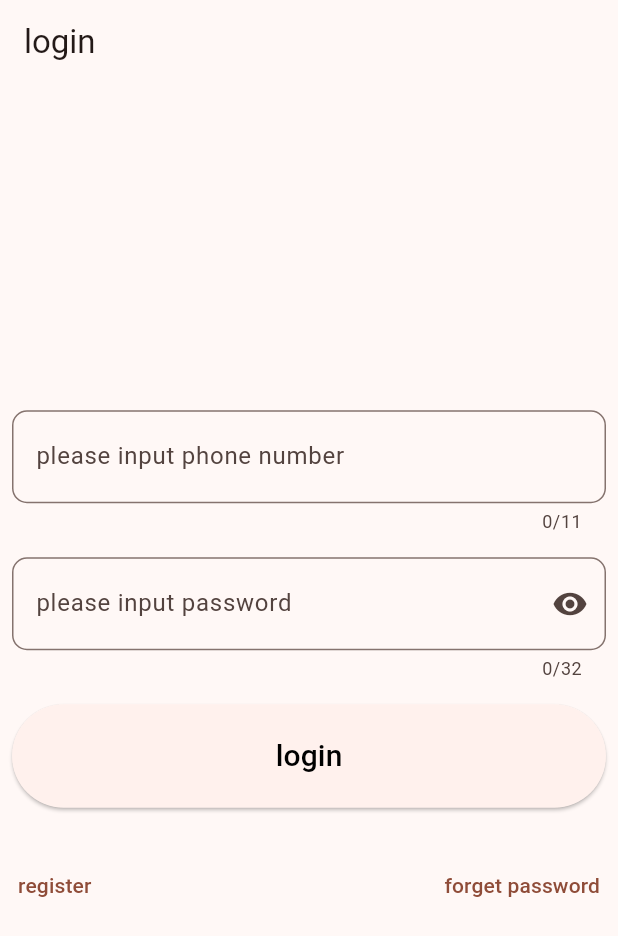
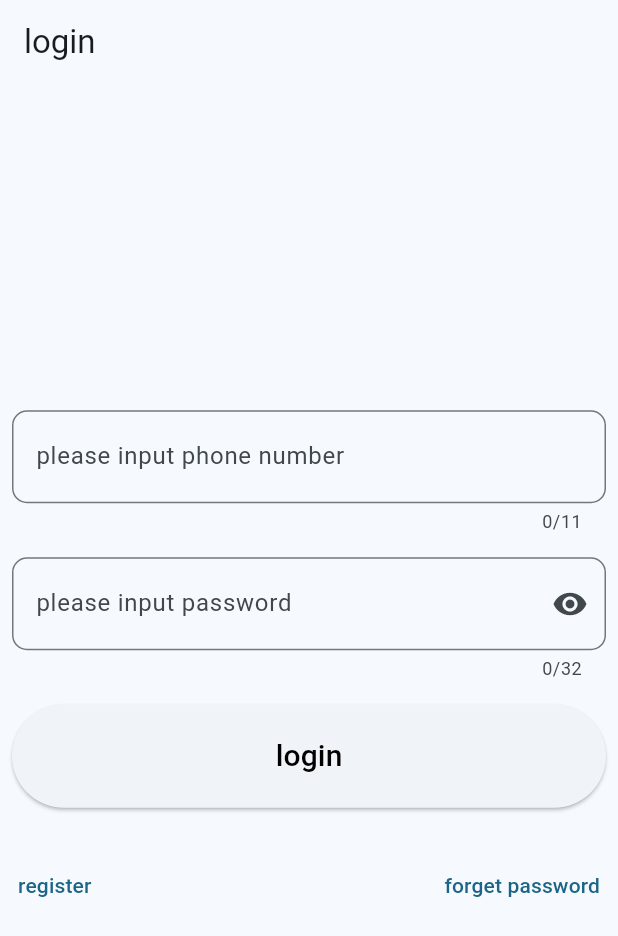
Before and after one commit to TaoOfNature/shop, a Flutter app: the screen it shows after launch, on a phone screen of 412 x 824 dp. Shown: the top 936 px of the screen. Run offline on Flutter 3.47's test engine with Material 3 defaults, Android fonts, the phone set to English and light mode, and no system bars; generated files the repository leaves out were written again.

Commit message:
optimize widgets

```diff
--- a/lib/main.dart
+++ b/lib/main.dart
@@ -8,7 +8,9 @@ import 'package:shop/gen/app_localizations.dart';
 void main() {
   Logger.root.level = Level.ALL; // defaults to Level.INFO
   Logger.root.onRecord.listen((record) {
-    debugPrint('${record.time}: ${record.level.name}: ${record.loggerName}: ${record.message}');
+    debugPrint(
+      '${record.time}: ${record.level.name}: ${record.loggerName}: ${record.message}',
+    );
   });
   runApp(MyApp());
 }
@@ -30,7 +32,9 @@ class MyApp extends StatelessWidget {
       title: 'Namer App',
       theme: ThemeData(
         useMaterial3: true,
-        colorScheme: ColorScheme.fromSeed(seedColor: Colors.deepOrange),
+        colorScheme: ColorScheme.fromSeed(
+          seedColor: const Color.fromARGB(255, 9, 108, 146),
+        ),
       ),
       home: LoginWidget(),
     );
--- a/lib/pages/login.dart
+++ b/lib/pages/login.dart
@@ -2,7 +2,7 @@ import 'package:flutter/material.dart';
 import 'package:flutter/widget_previews.dart';
 import 'package:logging/logging.dart';
 import 'package:shop/gen/app_localizations.dart';
-import 'package:shop/pages/widgets.dart';
+import 'package:shop/widgets/forms/forms.dart';
 
 var log = Logger("login");
 
@@ -16,17 +16,8 @@ class LoginWidget extends StatelessWidget {
       body: Column(
         mainAxisAlignment: MainAxisAlignment.center,
         children: [
-          InputWidget(
-            labelText: AppLocalizations.of(context)!.labelTextPhone,
-            inputType: TextInputType.phone,
-            maxLength: 11,
-          ),
-          // SizedBox(height: 20.0),
-          InputWidget(
-            labelText: AppLocalizations.of(context)!.labelTextPassword,
-            inputType: TextInputType.visiblePassword,
-            maxLength: 32,
-          ),
+          _phoneWidget(context),
+          _passwordWidget(context),
           Padding(
             padding: const EdgeInsets.all(8.0),
             child: SizedBox(
@@ -71,7 +62,29 @@ class LoginWidget extends StatelessWidget {
   // Login widget implementation
 }
 
-@Preview()
+@Preview(name: "login")
 Widget getLoginWidget() {
   return LoginWidget();
 }
+
+var styleInput = TextStyle(color: Colors.black, fontSize: 20);
+
+Widget _phoneWidget(BuildContext context) {
+  return InputWidget(
+    controller: TextEditingController(),
+    labelText: AppLocalizations.of(context)!.labelTextPhone,
+    inputType: TextInputType.phone,
+    maxLength: 11,
+    config: InputConfig(textStyle: styleInput),
+  );
+}
+
+Widget _passwordWidget(BuildContext context) {
+  return InputWidget(
+    controller: TextEditingController(),
+    labelText: AppLocalizations.of(context)!.labelTextPassword,
+    inputType: TextInputType.visiblePassword,
+    maxLength: 32,
+    config: InputConfig(textStyle: styleInput),
+  );
+}
--- a/lib/pages/widgets.dart
+++ /dev/null
@@ -1,85 +0,0 @@
-import 'package:flutter/material.dart';
-import 'package:flutter/widget_previews.dart';
-import 'package:logging/logging.dart';
-
-var styleInput = TextStyle(color: Colors.black, fontSize: 20);
-var log = Logger("input");
-
-class InputWidget extends StatefulWidget {
-  final String labelText;
-  final String helperText;
-  final double borderRaius;
-  final TextInputType inputType;
-  final int maxLength;
-
-  const InputWidget({
-    super.key,
-    required this.labelText,
-    required this.inputType,
-    required this.maxLength,
-    this.helperText = "",
-    this.borderRaius = 10.0,
-  });
-
-  @override
-  State<InputWidget> createState() => _InputWidgetState();
-}
-
-class _InputWidgetState extends State<InputWidget> {
-  late bool obscureText;
-  @override
-  void initState() {
-    super.initState();
-    obscureText = widget.inputType == TextInputType.visiblePassword;
-  }
-
-  @override
-  Widget build(BuildContext context) {
-    return Padding(
-      padding: const EdgeInsets.all(8.0),
-      child: Column(
-        children: [
-          TextField(
-            obscureText: obscureText,
-            style: styleInput,
-            keyboardType: widget.inputType,
-            maxLength: widget.maxLength,
-            decoration: InputDecoration(
-              labelText: widget.labelText,
-              helperText: widget.helperText,
-              border: OutlineInputBorder(
-                borderRadius: BorderRadius.all(
-                  Radius.circular(widget.borderRaius),
-                ),
-              ),
-              suffixIcon: widget.inputType == TextInputType.visiblePassword
-                  ? IconButton(
-                      onPressed: () {
-                        setState(() {
-                          obscureText = !obscureText;
-                          log.info("status: $obscureText");
-                        });
-                      },
-                      icon: obscureText
-                          ? Icon(Icons.visibility)
-                          : Icon(Icons.visibility_off),
-                    )
-                  : null,
-            ),
-          ),
-        ],
-      ),
-    );
-  }
-}
-
-@Preview()
-Widget editText() {
-  return InputWidget(
-    labelText: "input text",
-    helperText: "helper text",
-    inputType: TextInputType.visiblePassword,
-    maxLength: 100,
-    borderRaius: 10.0,
-  );
-}
--- /dev/null
+++ b/lib/widgets/forms/forms.dart
@@ -0,0 +1,2 @@
+export 'input_widget.dart';
+export 'input_config.dart';
--- /dev/null
+++ b/lib/widgets/forms/input_config.dart
@@ -0,0 +1,19 @@
+import 'package:flutter/material.dart';
+
+class InputConfig {
+  final String helperText;
+  final double borderRadius;
+  final bool autofocus;
+  final TextStyle? textStyle; // 允许定制文字样式
+  final Color? focusColor;
+  final FormFieldValidator<String>? validator; // 引入 FormFieldValidator
+
+  const InputConfig({
+    this.helperText = "",
+    this.borderRadius = 10.0,
+    this.autofocus = false,
+    this.textStyle,
+    this.focusColor,
+    this.validator,
+  });
+}
--- /dev/null
+++ b/lib/widgets/forms/input_widget.dart
@@ -0,0 +1,101 @@
+import 'package:flutter/material.dart';
+import 'package:shop/widgets/forms/input_config.dart';
+
+class InputWidget extends StatefulWidget {
+  // --- 核心属性（必须） ---
+  final TextEditingController controller; // 外部管理输入内容
+  final String labelText;
+
+  // --- TextField 必需属性 ---
+  final TextInputType inputType;
+  final int? maxLength; // 改为 nullable，如果不设置则不限制
+
+  // --- 封装的配置对象 ---
+  final InputConfig config;
+
+  // --- 可选回调函数 ---
+  final ValueChanged<String>? onChanged;
+
+  const InputWidget({
+    super.key,
+    required this.controller,
+    required this.labelText,
+    required this.inputType,
+    required this.config,
+    this.maxLength,
+    this.onChanged,
+  });
+
+  @override
+  State<StatefulWidget> createState() => _InputWidgetState();
+}
+
+class _InputWidgetState extends State<InputWidget> {
+  late bool obscureText;
+  @override
+  void initState() {
+    super.initState();
+    obscureText = widget.inputType == TextInputType.visiblePassword;
+  }
+
+  @override
+  Widget build(BuildContext context) {
+    // 1. 使用 FormField 代替裸露的 TextField，以便使用 validator
+    return Padding(
+      padding: const EdgeInsets.all(8.0),
+      child: TextFormField(
+        // 推荐使用 TextFormField 配合 Form 进行校验
+        controller: widget.controller,
+        obscureText: obscureText,
+        style:
+            widget.config.textStyle ??
+            const TextStyle(color: Colors.black, fontSize: 16),
+        keyboardType: widget.inputType,
+        maxLength: widget.maxLength,
+        autofocus: widget.config.autofocus,
+        validator: widget.config.validator, // 使用配置对象中的 validator
+        onChanged: widget.onChanged,
+
+        // 2. 优化 Decoration 的构建
+        decoration: InputDecoration(
+          labelText: widget.labelText,
+          helperText: widget.config.helperText, // 从 config 中获取
+          counterText: (widget.maxLength != null)
+              ? null
+              : '', // 如果设置了 maxLength，则使用默认计数器
+          // 优化边框
+          border: OutlineInputBorder(
+            borderRadius: BorderRadius.all(
+              Radius.circular(widget.config.borderRadius), // 从 config 中获取
+            ),
+          ),
+
+          // 优化焦点颜色 (示例：使用 ThemeData 的 primaryColor 或 config 的 focusColor)
+          focusedBorder: OutlineInputBorder(
+            borderRadius: BorderRadius.all(
+              Radius.circular(widget.config.borderRadius),
+            ),
+            borderSide: BorderSide(
+              color: widget.config.focusColor ?? Theme.of(context).primaryColor,
+              width: 2.0,
+            ),
+          ),
+
+          // 密码图标逻辑保持不变
+          suffixIcon: widget.inputType == TextInputType.visiblePassword
+              ? IconButton(
+                  onPressed: () {
+                    setState(() {
+                      obscureText = !obscureText;
+                    });
+                  },
+                  icon: Icon(
+                    obscureText ? Icons.visibility : Icons.visibility_off,
+                  ),
+                )
+              : null,
+        ),
+      ),
+    );
+  }
+}
```
Also changed, not shown: pubspec.yaml (+9 -0 lines), pubspec.lock, 2 other files.
